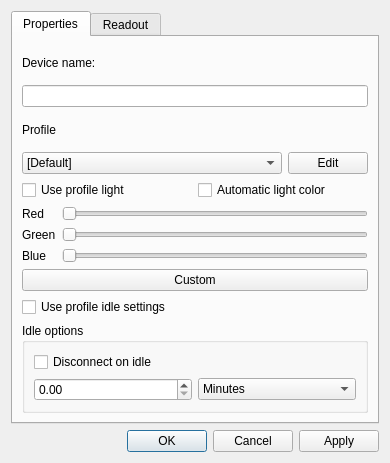
Old version of the form ds4wizard-cpp/DevicePropertiesDialog.ui in the repository michael-fadely/ds4wizard.
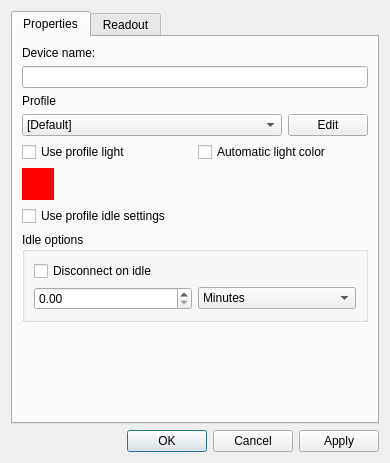
New version of the form.

Patch:
```diff
--- a/ds4wizard-cpp/DevicePropertiesDialog.ui
+++ b/ds4wizard-cpp/DevicePropertiesDialog.ui
@@ -31,8 +31,8 @@
       </attribute>
       <layout class="QVBoxLayout" name="verticalLayout_3">
        <item>
-        <layout class="QGridLayout" name="nameLayout">
-         <item row="0" column="0">
+        <layout class="QVBoxLayout" name="verticalLayout_4">
+         <item>
           <widget class="QLabel" name="labelName">
            <property name="sizePolicy">
             <sizepolicy hsizetype="Minimum" vsizetype="Minimum">
@@ -45,7 +45,7 @@
            </property>
           </widget>
          </item>
-         <item row="1" column="0">
+         <item>
           <widget class="QLineEdit" name="lineEdit_DeviceName"/>
          </item>
         </layout>
@@ -105,57 +105,36 @@
         </layout>
        </item>
        <item>
-        <layout class="QGridLayout" name="colorLayout">
-         <item row="1" column="1">
-          <widget class="QSlider" name="horizontalSlider_Green">
-           <property name="orientation">
-            <enum>Qt::Horizontal</enum>
-           </property>
-          </widget>
-         </item>
-         <item row="2" column="1">
-          <widget class="QSlider" name="horizontalSlider_Blue">
-           <property name="orientation">
-            <enum>Qt::Horizontal</enum>
-           </property>
-          </widget>
-         </item>
-         <item row="0" column="0">
-          <widget class="QLabel" name="labelRed">
-           <property name="text">
-            <string>Red</string>
-           </property>
-          </widget>
-         </item>
-         <item row="1" column="0">
-          <widget class="QLabel" name="labelGreen">
-           <property name="text">
-            <string>Green</string>
-           </property>
-          </widget>
-         </item>
-         <item row="2" column="0">
-          <widget class="QLabel" name="labelBlue">
-           <property name="text">
-            <string>Blue</string>
-           </property>
-          </widget>
-         </item>
-         <item row="3" column="0" colspan="2">
-          <widget class="QPushButton" name="pushButton_CustomColor">
-           <property name="text">
-            <string>Custom</string>
-           </property>
-          </widget>
-         </item>
-         <item row="0" column="1">
-          <widget class="QSlider" name="horizontalSlider_Red">
-           <property name="orientation">
-            <enum>Qt::Horizontal</enum>
-           </property>
-          </widget>
-         </item>
-        </layout>
+        <widget class="QPushButton" name="buttonColor">
+         <property name="sizePolicy">
+          <sizepolicy hsizetype="Fixed" vsizetype="Fixed">
+           <horstretch>0</horstretch>
+           <verstretch>0</verstretch>
+          </sizepolicy>
+         </property>
+         <property name="minimumSize">
+          <size>
+           <width>32</width>
+           <height>32</height>
+          </size>
+         </property>
+         <property name="cursor">
+          <cursorShape>PointingHandCursor</cursorShape>
+         </property>
+         <property name="styleSheet">
+          <string notr="true">background-color: rgb(255, 0, 0);
+border: none;</string>
+         </property>
+         <property name="text">
+          <string/>
+         </property>
+         <property name="default">
+          <bool>false</bool>
+         </property>
+         <property name="flat">
+          <bool>false</bool>
+         </property>
+        </widget>
        </item>
        <item>
         <widget class="QCheckBox" name="checkBox_UseProfileIdle">
@@ -178,15 +157,15 @@
            </widget>
           </item>
           <item>
-           <layout class="QGridLayout" name="gridIdle">
-            <item row="0" column="0">
+           <layout class="QHBoxLayout" name="horizontalLayout">
+            <item>
              <widget class="QDoubleSpinBox" name="doubleSpinBox">
               <property name="frame">
                <bool>true</bool>
               </property>
              </widget>
             </item>
-            <item row="0" column="1">
+            <item>
              <widget class="QComboBox" name="comboBox_IdleUnit">
               <property name="currentText">
                <string>Minutes</string>
@@ -216,6 +195,19 @@
          </layout>
         </widget>
        </item>
+       <item>
+        <spacer name="verticalSpacer">
+         <property name="orientation">
+          <enum>Qt::Vertical</enum>
+         </property>
+         <property name="sizeHint" stdset="0">
+          <size>
+           <width>20</width>
+           <height>40</height>
+          </size>
+         </property>
+        </spacer>
+       </item>
       </layout>
      </widget>
      <widget class="QWidget" name="tabReadout">
```
